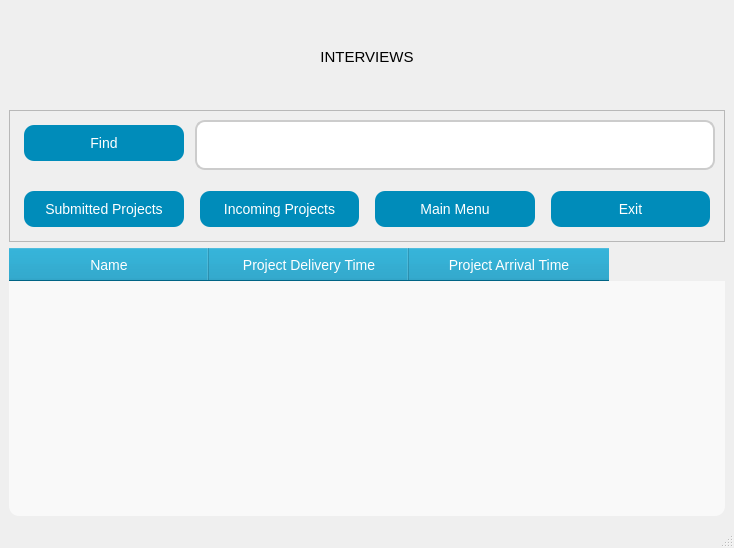
Qt form Week10/interviews.ui (mustafagundogdu80/Python_VIT) before a commit.
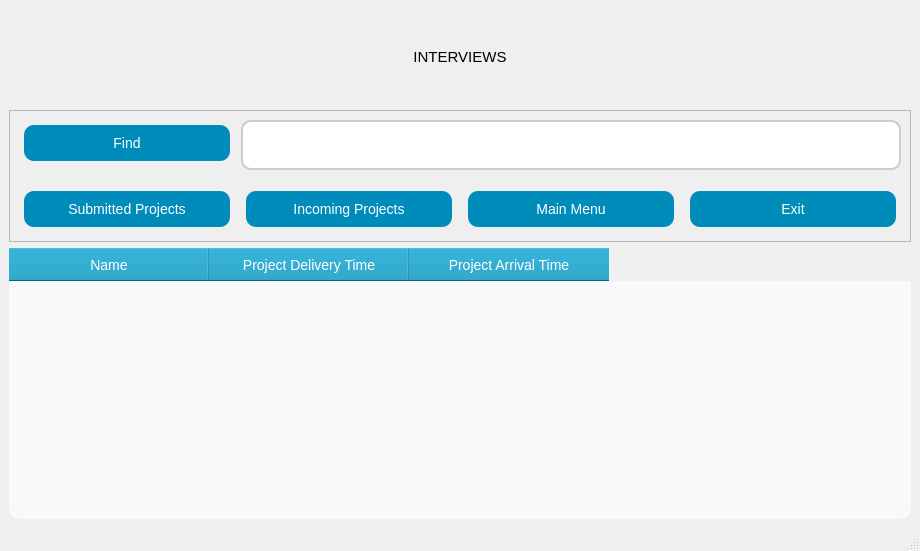
The same form after that commit. Icons and pictures are not drawn.

```diff
--- a/Week10/interviews.ui
+++ b/Week10/interviews.ui
@@ -12,8 +12,8 @@
    <rect>
     <x>0</x>
     <y>0</y>
-    <width>734</width>
-    <height>548</height>
+    <width>920</width>
+    <height>551</height>
    </rect>
   </property>
   <property name="sizePolicy">
```
